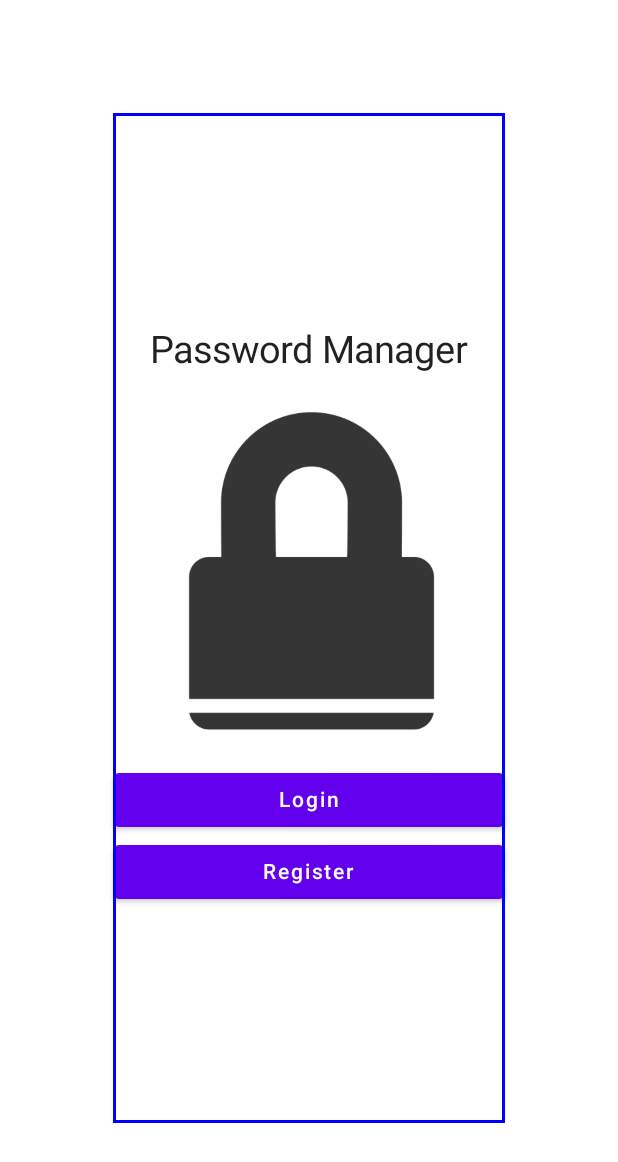
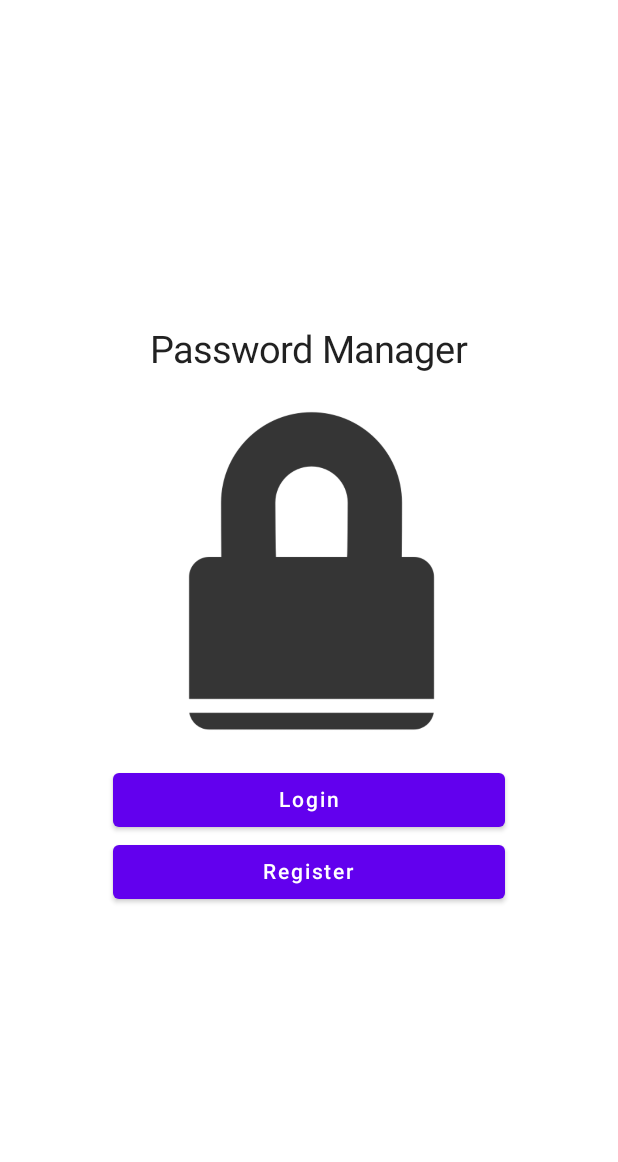
Before and after one commit to JosueMolinaMorales/password-manager-app, an Android app built with Jetpack Compose: the screen it shows after launch (MainActivity), on a phone screen of 412 x 824 dp. Shown: the top 1162 px of the screen. Run offline under Robolectric (Android 15) with nearby library versions, the phone set to English and light mode, and no system bars.

Commit message:
removed border

```diff
--- a/app/src/main/java/com/example/password_manager_app/ui/HomeScreen.kt
+++ b/app/src/main/java/com/example/password_manager_app/ui/HomeScreen.kt
@@ -22,8 +22,7 @@ fun HomeScreen(
         modifier = Modifier
             .fillMaxWidth()
             .fillMaxHeight()
-            .padding(75.dp)
-            .border(2.dp, Color.Blue),
+            .padding(75.dp),
         horizontalAlignment = Alignment.CenterHorizontally,
         verticalArrangement = Arrangement.Center
     ){
```
